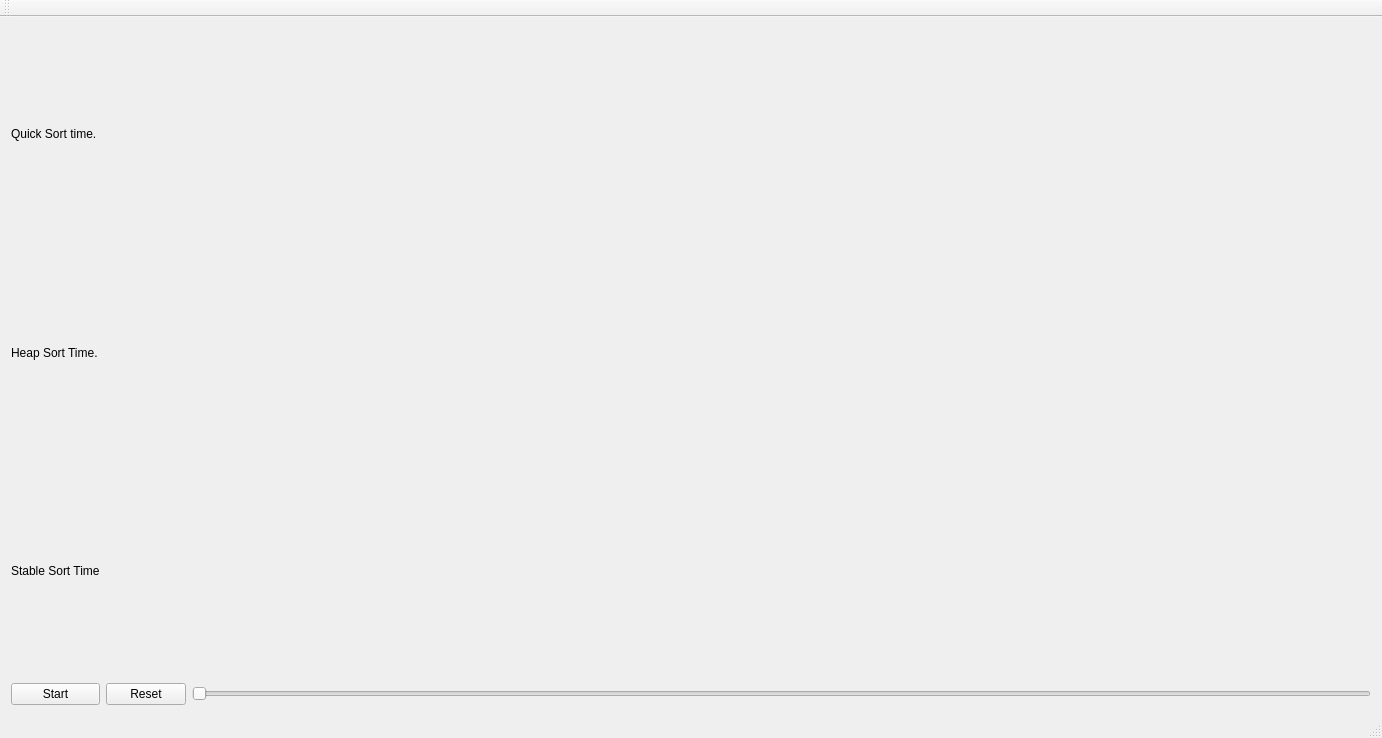
First picture: the form in sorting_algorithm_races_GUI/sorting_algorithm_races_GUI.ui, repository the94zyskowski/sorting_algorithm_races_GUI, before the edit.
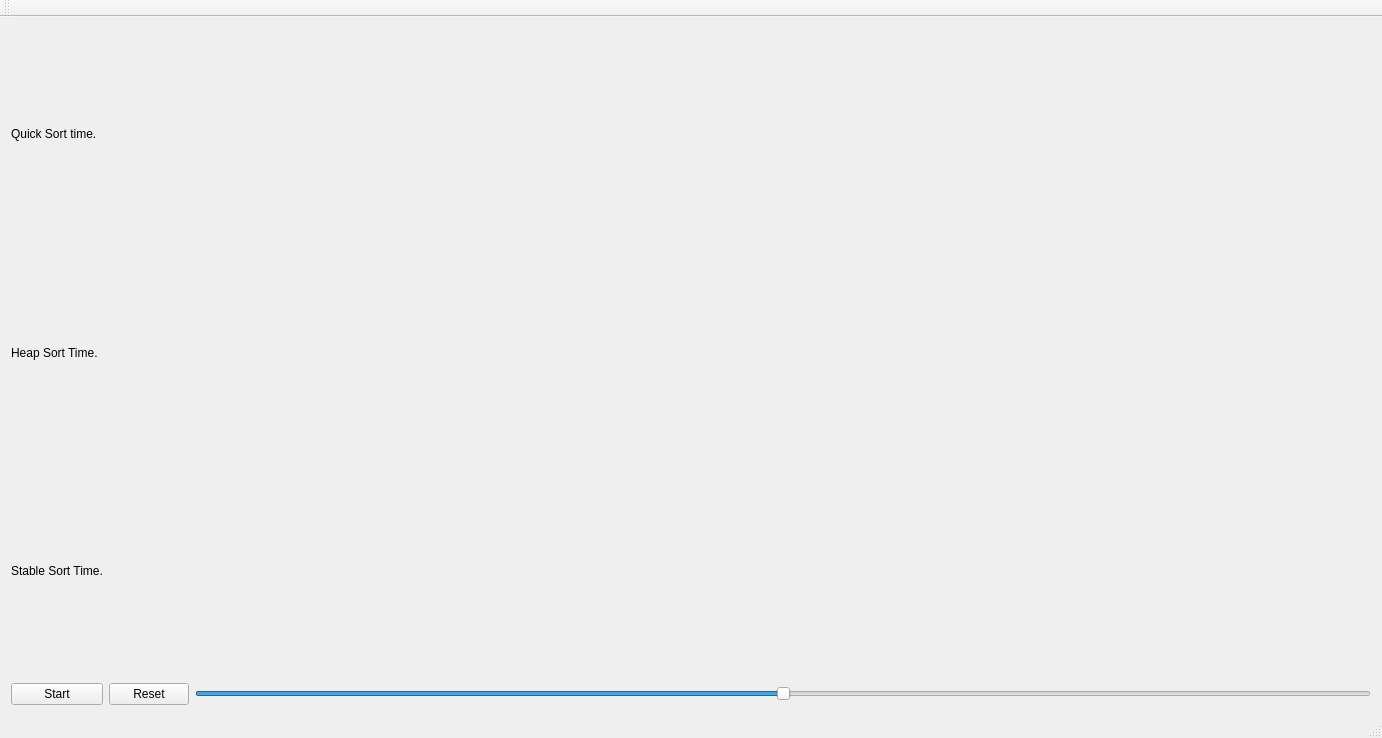
Second picture: the form after the edit.

Commit message: Better animation range.

```diff
--- a/sorting_algorithm_races_GUI/sorting_algorithm_races_GUI.ui
+++ b/sorting_algorithm_races_GUI/sorting_algorithm_races_GUI.ui
@@ -34,6 +34,15 @@
       <property name="maximum">
        <number>100</number>
       </property>
+      <property name="singleStep">
+       <number>10</number>
+      </property>
+      <property name="pageStep">
+       <number>25</number>
+      </property>
+      <property name="value">
+       <number>50</number>
+      </property>
       <property name="orientation">
        <enum>Qt::Orientation::Horizontal</enum>
       </property>
@@ -65,7 +74,7 @@
     <item row="2" column="0">
      <widget class="QLabel" name="labelStableSortTime">
       <property name="text">
-       <string>Stable Sort Time</string>
+       <string>Stable Sort Time.</string>
       </property>
      </widget>
     </item>
```
The commit also changes 1 other file.
